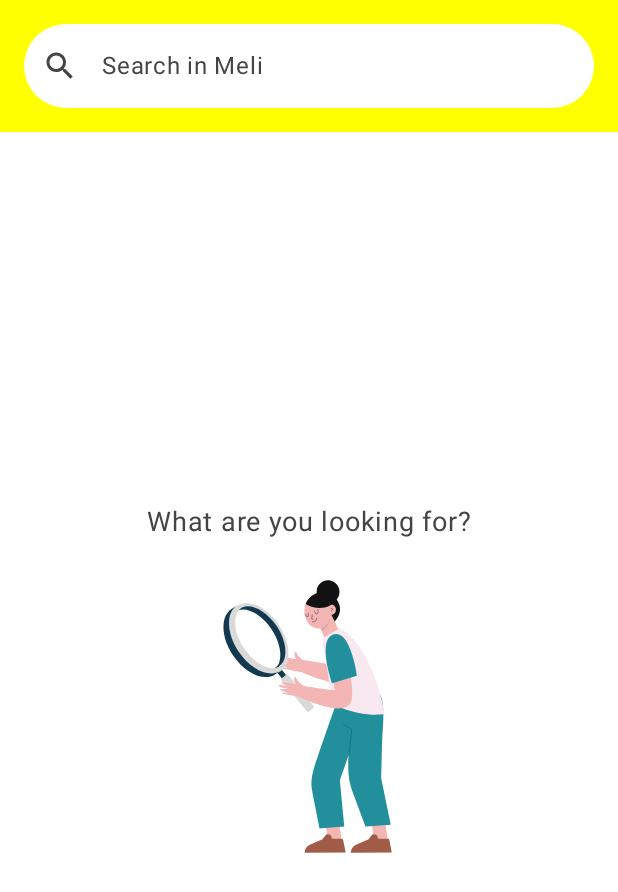
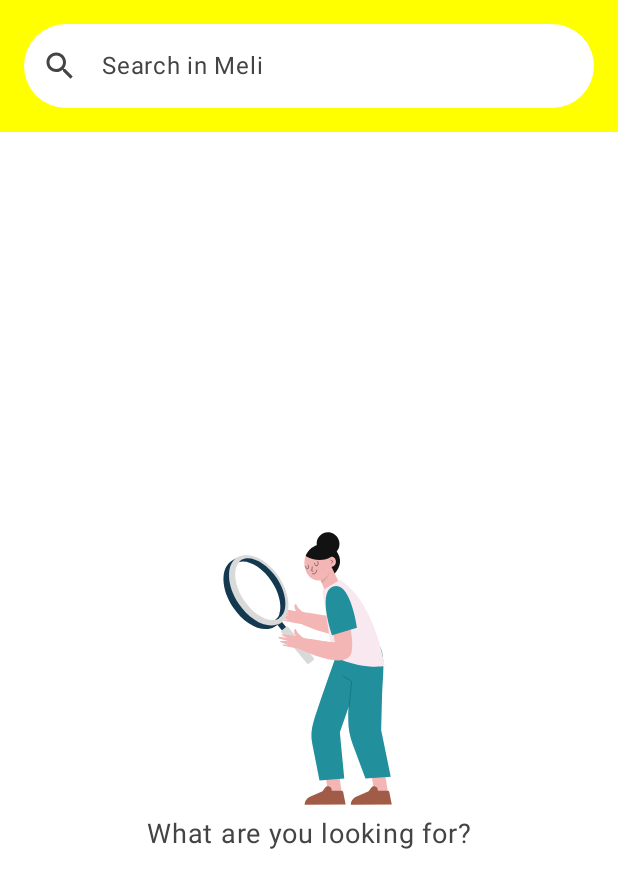
Before and after one commit to Bikcodeh/Meli-Challenge, an Android app built with Jetpack Compose: the HomeScreen screen opened through its navigation route, on a phone screen of 412 x 824 dp. Shown: the top 892 px of the screen. Run offline under Robolectric (Android 15) with nearby library versions, the phone set to English and light mode, and no system bars; our stand-ins replace Dagger/Hilt's generated code, accompanist; pictures from the network do not load.

Commit message:
create component composable for generic messages

```diff
--- /dev/null
+++ b/presentation/src/main/java/com/bikcodeh/melichallenge/presentation/ui/component/GenericMessageScreen.kt
@@ -0,0 +1,48 @@
+package com.bikcodeh.melichallenge.presentation.ui.component
+
+import androidx.annotation.RawRes
+import androidx.annotation.StringRes
+import androidx.compose.foundation.background
+import androidx.compose.foundation.layout.*
+import androidx.compose.foundation.rememberScrollState
+import androidx.compose.foundation.verticalScroll
+import androidx.compose.material3.MaterialTheme
+import androidx.compose.material3.Text
+import androidx.compose.runtime.Composable
+import androidx.compose.runtime.getValue
+import androidx.compose.ui.Alignment
+import androidx.compose.ui.Modifier
+import androidx.compose.ui.res.stringResource
+import androidx.compose.ui.unit.sp
+import com.airbnb.lottie.compose.LottieAnimation
+import com.airbnb.lottie.compose.LottieCompositionSpec
+import com.airbnb.lottie.compose.rememberLottieComposition
+import com.bikcodeh.melichallenge.presentation.ui.screens.home.HomeDefaults
+import com.bikcodeh.melichallenge.presentation.ui.theme.COMMON_PADDING
+import com.bikcodeh.melichallenge.presentation.ui.theme.backgroundColor
+import com.bikcodeh.melichallenge.presentation.ui.theme.textColor
+
+@Composable
+fun GenericMessageScreen(
+    modifier: Modifier = Modifier,
+    @RawRes lottieId: Int,
+    @StringRes messageId: Int
+) {
+    val composition by rememberLottieComposition(LottieCompositionSpec.RawRes(lottieId))
+    Column(
+        modifier = modifier
+            .background(MaterialTheme.colorScheme.backgroundColor)
+            .fillMaxSize()
+            .padding(COMMON_PADDING)
+            .verticalScroll(rememberScrollState()),
+        verticalArrangement = Arrangement.Center,
+        horizontalAlignment = Alignment.CenterHorizontally
+    ) {
+        LottieAnimation(composition, modifier = Modifier.size(HomeDefaults.EMPTY_PRODUCTS_LOTTIE_SIZE))
+        Text(
+            text = stringResource(id = messageId),
+            fontSize = 18.sp,
+            color = MaterialTheme.colorScheme.textColor
+        )
+    }
+}
--- a/presentation/src/main/java/com/bikcodeh/melichallenge/presentation/ui/screens/home/HomeContent.kt
+++ b/presentation/src/main/java/com/bikcodeh/melichallenge/presentation/ui/screens/home/HomeContent.kt
@@ -5,11 +5,9 @@ import androidx.compose.foundation.background
 import androidx.compose.foundation.clickable
 import androidx.compose.foundation.layout.*
 import androidx.compose.foundation.lazy.LazyColumn
-import androidx.compose.foundation.rememberScrollState
 import androidx.compose.foundation.shape.RoundedCornerShape
 import androidx.compose.foundation.text.KeyboardActions
 import androidx.compose.foundation.text.KeyboardOptions
-import androidx.compose.foundation.verticalScroll
 import androidx.compose.material.icons.Icons
 import androidx.compose.material.icons.filled.Close
 import androidx.compose.material.icons.filled.Search
@@ -19,7 +17,6 @@ import androidx.compose.runtime.getValue
 import androidx.compose.runtime.mutableStateOf
 import androidx.compose.runtime.saveable.rememberSaveable
 import androidx.compose.runtime.setValue
-import androidx.compose.ui.Alignment
 import androidx.compose.ui.Modifier
 import androidx.compose.ui.focus.FocusDirection
 import androidx.compose.ui.focus.onFocusChanged
@@ -32,20 +29,16 @@ import androidx.compose.ui.res.stringResource
 import androidx.compose.ui.text.input.ImeAction
 import androidx.compose.ui.text.style.TextOverflow
 import androidx.compose.ui.tooling.preview.Preview
-import androidx.compose.ui.unit.sp
 import coil.compose.AsyncImage
 import coil.request.ImageRequest
-import com.airbnb.lottie.compose.LottieAnimation
-import com.airbnb.lottie.compose.LottieCompositionSpec
-import com.airbnb.lottie.compose.rememberLottieComposition
+import com.bikcodeh.melichallenge.domain.model.Product
 import com.bikcodeh.melichallenge.presentation.R
-import com.bikcodeh.melichallenge.domain.model.Product
-import com.bikcodeh.melichallenge.presentation.ui.theme.*
 import com.bikcodeh.melichallenge.presentation.ui.component.ErrorScreen
+import com.bikcodeh.melichallenge.presentation.ui.component.GenericMessageScreen
 import com.bikcodeh.melichallenge.presentation.ui.component.Loading
-import com.bikcodeh.melichallenge.presentation.ui.screens.home.HomeDefaults.EMPTY_PRODUCTS_LOTTIE_SIZE
 import com.bikcodeh.melichallenge.presentation.ui.screens.home.HomeDefaults.RADIUS_SEARCH
 import com.bikcodeh.melichallenge.presentation.ui.screens.home.HomeDefaults.SEARCH_ITEM_IMAGE_SIZE
+import com.bikcodeh.melichallenge.presentation.ui.theme.*
 import com.bikcodeh.melichallenge.presentation.util.Util
 
 @Composable
@@ -72,7 +65,10 @@ fun HomeContent(
         }
 
         if (homeUiState.initialState) {
-            EmptyInitialState()
+            GenericMessageScreen(
+                lottieId = R.raw.search,
+                messageId = R.string.search_description
+            )
         } else {
             homeUiState.products?.let { products ->
                 if (products.isNotEmpty()) {
@@ -84,7 +80,10 @@ fun HomeContent(
                         }
                     }
                 } else {
-                    EmptyProducts()
+                    GenericMessageScreen(
+                        lottieId = R.raw.empty,
+                        messageId = R.string.empty_products
+                    )
                 }
             }
         }
@@ -231,50 +230,6 @@ fun SearchItem(product: Product, onProductClick: (product: Product) -> Unit) {
 }
 
 @Composable
-fun EmptyProducts() {
-    val composition by rememberLottieComposition(LottieCompositionSpec.RawRes(R.raw.empty))
-    Column(
-        modifier = Modifier
-            .verticalScroll(rememberScrollState())
-            .background(MaterialTheme.colorScheme.backgroundColor)
-            .fillMaxSize()
-            .padding(COMMON_PADDING),
-        verticalArrangement = Arrangement.Center,
-        horizontalAlignment = Alignment.CenterHorizontally
-    ) {
-        LottieAnimation(composition, modifier = Modifier.size(EMPTY_PRODUCTS_LOTTIE_SIZE))
-        Text(
-            text = stringResource(id = R.string.empty_products),
-            fontSize = 18.sp,
-            color = MaterialTheme.colorScheme.textColor
-        )
-    }
-}
-
-@Composable
-fun EmptyInitialState() {
-    val composition by rememberLottieComposition(LottieCompositionSpec.RawRes(R.raw.search))
-    Column(
-        modifier = Modifier
-            .background(MaterialTheme.colorScheme.backgroundColor)
-            .fillMaxSize()
-            .padding(COMMON_PADDING)
-            .verticalScroll(rememberScrollState()),
-        verticalArrangement = Arrangement.Center,
-        horizontalAlignment = Alignment.CenterHorizontally
-    ) {
-        Text(
-            text = stringResource(id = R.string.search_description),
-            color = MaterialTheme.colorScheme.textColor,
-            fontSize = 18.sp,
-            modifier = Modifier.padding(bottom = COMMON_PADDING)
-        )
-        LottieAnimation(composition, modifier = Modifier.size(EMPTY_PRODUCTS_LOTTIE_SIZE))
-    }
-}
-
-
-@Composable
 @Preview
 fun SearchContentPreview() {
     Search(text = "", onTextChange = {}, onClearSearch = {}, onSearch = {}, onCloseSearch = {})
```
